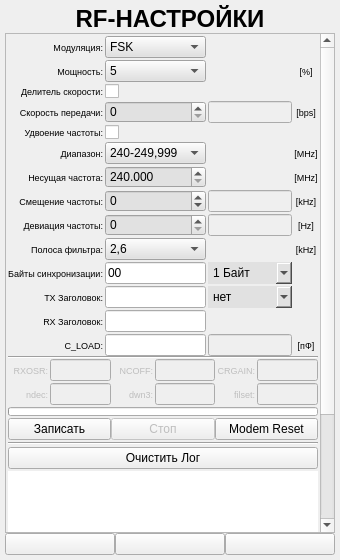
First picture: the form in ANDROID_FORMS/si4432_settings_form.ui, repository DavidSiegman/PLC_RF_Configurator, before the edit.
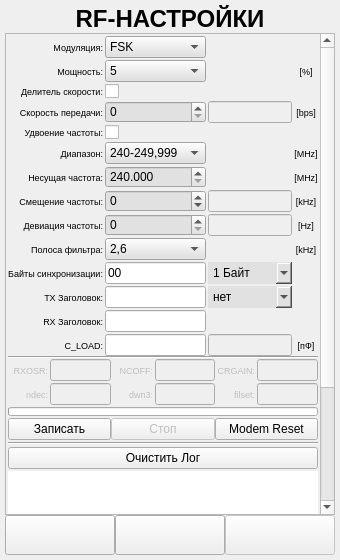
Second picture: the form after the edit. Icons and pictures are not drawn.

Commit message: 22.02.2019 8:40: Interfaces control form and PLC_RF Net settings form

```diff
--- a/ANDROID_FORMS/si4432_settings_form.ui
+++ b/ANDROID_FORMS/si4432_settings_form.ui
@@ -78,7 +78,7 @@
       <property name="geometry">
        <rect>
         <x>0</x>
-        <y>0</y>
+        <y>-137</y>
         <width>311</width>
         <height>613</height>
        </rect>
@@ -2793,14 +2793,35 @@
     </widget>
    </item>
    <item>
-    <layout class="QHBoxLayout" name="horizontalLayout">
+    <widget class="QWidget" name="DownPanel_Widget" native="true">
+     <property name="styleSheet">
+      <string notr="true"/>
+     </property>
+     <layout class="QVBoxLayout" name="verticalLayout_4">
+      <property name="spacing">
+       <number>0</number>
+      </property>
+      <property name="leftMargin">
+       <number>0</number>
+      </property>
+      <property name="topMargin">
+       <number>0</number>
+      </property>
+      <property name="rightMargin">
+       <number>0</number>
+      </property>
+      <property name="bottomMargin">
+       <number>0</number>
+      </property>
+      <item>
+       <layout class="QHBoxLayout" name="horizontalLayout_2">
      <property name="spacing">
       <number>0</number>
      </property>
      <item>
       <widget class="QPushButton" name="Back">
        <property name="sizePolicy">
-        <sizepolicy hsizetype="Expanding" vsizetype="Minimum">
+           <sizepolicy hsizetype="Minimum" vsizetype="Minimum">
          <horstretch>0</horstretch>
          <verstretch>0</verstretch>
         </sizepolicy>
@@ -2808,13 +2829,7 @@
        <property name="minimumSize">
         <size>
          <width>0</width>
-         <height>0</height>
-        </size>
-       </property>
-       <property name="maximumSize">
-        <size>
-         <width>16777215</width>
-         <height>16777215</height>
+            <height>40</height>
         </size>
        </property>
        <property name="text">
@@ -2835,15 +2850,15 @@
      <item>
       <widget class="QPushButton" name="btnSettings">
        <property name="sizePolicy">
-        <sizepolicy hsizetype="Expanding" vsizetype="Minimum">
+           <sizepolicy hsizetype="Minimum" vsizetype="Minimum">
          <horstretch>0</horstretch>
          <verstretch>0</verstretch>
         </sizepolicy>
        </property>
        <property name="minimumSize">
         <size>
-         <width>40</width>
-         <height>0</height>
+            <width>0</width>
+            <height>40</height>
         </size>
        </property>
        <property name="maximumSize">
@@ -2872,8 +2887,11 @@
      </item>
      <item>
       <widget class="QPushButton" name="Next">
+          <property name="enabled">
+           <bool>false</bool>
+          </property>
        <property name="sizePolicy">
-        <sizepolicy hsizetype="Expanding" vsizetype="Minimum">
+           <sizepolicy hsizetype="Minimum" vsizetype="Minimum">
          <horstretch>0</horstretch>
          <verstretch>0</verstretch>
         </sizepolicy>
@@ -2881,13 +2899,7 @@
        <property name="minimumSize">
         <size>
          <width>0</width>
-         <height>0</height>
-        </size>
-       </property>
-       <property name="maximumSize">
-        <size>
-         <width>16777215</width>
-         <height>16777215</height>
+            <height>40</height>
         </size>
        </property>
        <property name="text">
@@ -2906,6 +2918,9 @@
       </widget>
      </item>
     </layout>
+      </item>
+     </layout>
+    </widget>
    </item>
   </layout>
  </widget>
```
Lines whose indentation alone changed are shown as unchanged. The commit also changes 68 other files.
